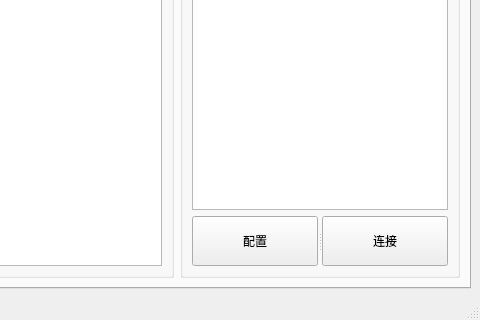
Before: the Qt Designer form Raspi/FastPlanting/UI_MainWindow.ui in Unique-Workspace/Fast_Planting_System, drawn with Qt 5; both pictures show x 434 to 914 and y 378 to 698 of the 914 by 698 pixel window.
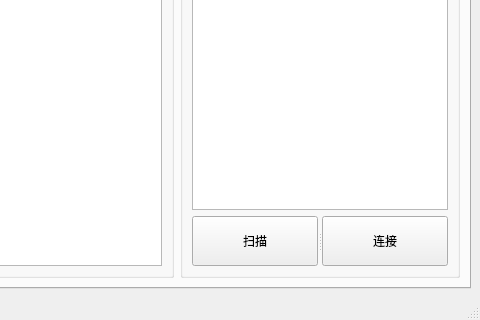
After: the same form once the commit is applied.

```diff
--- a/Raspi/FastPlanting/UI_MainWindow.ui
+++ b/Raspi/FastPlanting/UI_MainWindow.ui
@@ -110,7 +110,7 @@
              </property>
              <widget class="QPushButton" name="button_config">
               <property name="text">
-               <string>配置</string>
+               <string>扫描</string>
               </property>
               <property name="checkable">
                <bool>false</bool>
```
Left out of the diff: 2 changed lines with no effect on the pictures.
